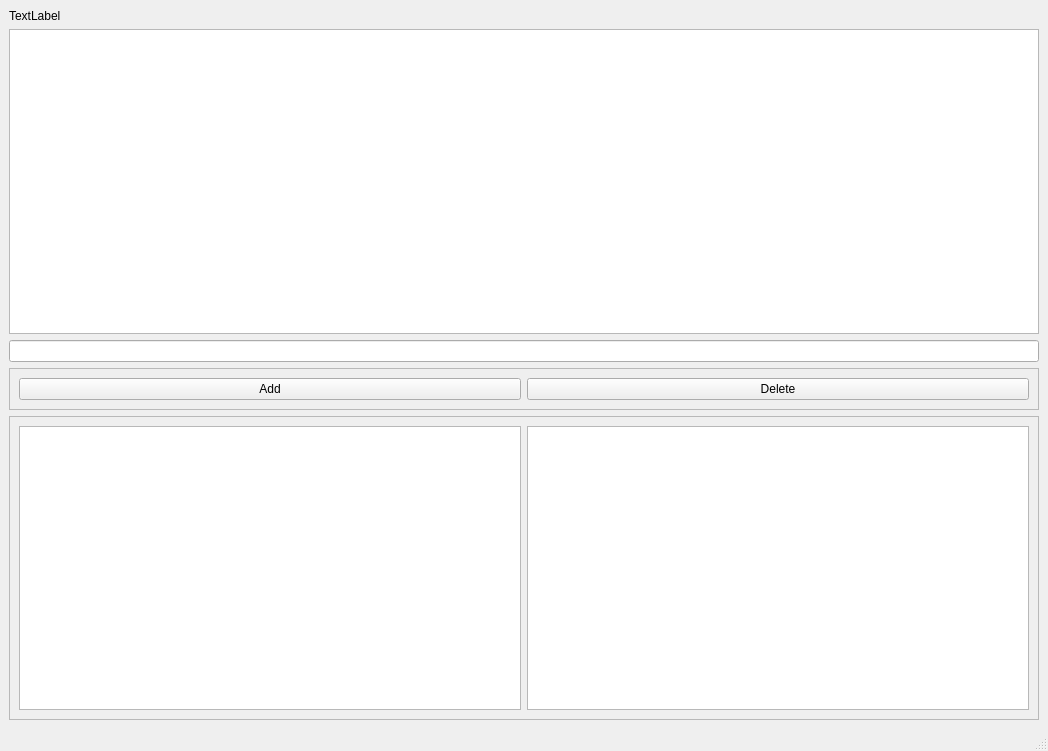
This is gui/Interface.ui in gyulii/InverterController as Qt 5 draws it before an edit. The edited form follows.
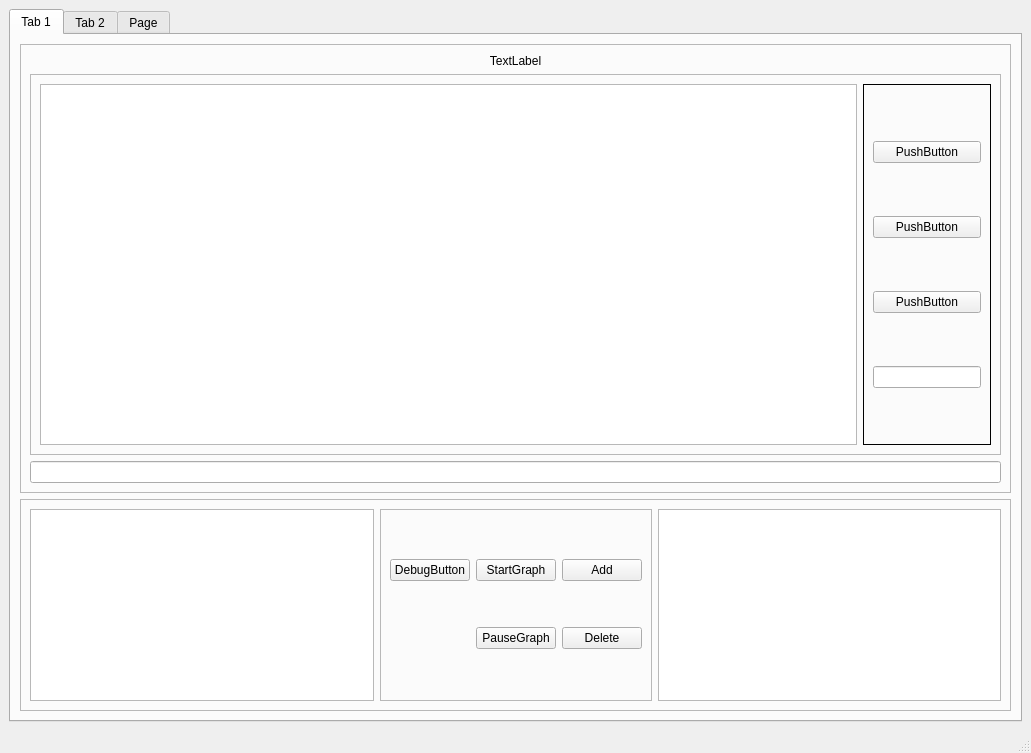
This is the edited form. Custom widgets are drawn as their Qt base class.

Commit message: Basic layout completed, signal wiring in progress.

Diff of the .ui file:
```diff
--- a/gui/Interface.ui
+++ b/gui/Interface.ui
@@ -6,28 +6,162 @@
    <rect>
     <x>0</x>
     <y>0</y>
-    <width>1048</width>
-    <height>751</height>
+    <width>1031</width>
+    <height>753</height>
    </rect>
   </property>
   <property name="windowTitle">
    <string>MainWindow</string>
   </property>
   <widget class="QWidget" name="centralwidget">
+   <layout class="QHBoxLayout" name="horizontalLayout_3">
+    <item>
+     <widget class="QTabWidget" name="tabWidget">
+      <property name="currentIndex">
+       <number>0</number>
+      </property>
+      <widget class="QWidget" name="tab">
+       <attribute name="title">
+        <string>Tab 1</string>
+       </attribute>
    <layout class="QVBoxLayout" name="verticalLayout">
     <item>
+         <widget class="QFrame" name="frame_3">
+          <property name="sizePolicy">
+           <sizepolicy hsizetype="Preferred" vsizetype="Preferred">
+            <horstretch>0</horstretch>
+            <verstretch>2</verstretch>
+           </sizepolicy>
+          </property>
+          <property name="frameShape">
+           <enum>QFrame::StyledPanel</enum>
+          </property>
+          <property name="frameShadow">
+           <enum>QFrame::Raised</enum>
+          </property>
+          <layout class="QVBoxLayout" name="verticalLayout_3">
+           <item>
      <widget class="QLabel" name="MyLabel">
       <property name="text">
        <string>TextLabel</string>
       </property>
+             <property name="alignment">
+              <set>Qt::AlignCenter</set>
+             </property>
      </widget>
     </item>
     <item>
-     <widget class="PlotWidget" name="MyGraph"/>
+            <widget class="QFrame" name="frame_4">
+             <property name="sizePolicy">
+              <sizepolicy hsizetype="Preferred" vsizetype="Preferred">
+               <horstretch>0</horstretch>
+               <verstretch>50</verstretch>
+              </sizepolicy>
+             </property>
+             <property name="frameShape">
+              <enum>QFrame::StyledPanel</enum>
+             </property>
+             <property name="frameShadow">
+              <enum>QFrame::Raised</enum>
+             </property>
+             <layout class="QHBoxLayout" name="horizontalLayout_2">
+              <item>
+               <widget class="PlotWidget" name="MyGraph">
+                <property name="sizePolicy">
+                 <sizepolicy hsizetype="Expanding" vsizetype="Expanding">
+                  <horstretch>10</horstretch>
+                  <verstretch>0</verstretch>
+                 </sizepolicy>
+                </property>
+                <property name="sizeIncrement">
+                 <size>
+                  <width>0</width>
+                  <height>0</height>
+                 </size>
+                </property>
+               </widget>
+              </item>
+              <item>
+               <widget class="QFrame" name="frame_5">
+                <property name="sizePolicy">
+                 <sizepolicy hsizetype="Minimum" vsizetype="Minimum">
+                  <horstretch>0</horstretch>
+                  <verstretch>0</verstretch>
+                 </sizepolicy>
+                </property>
+                <property name="minimumSize">
+                 <size>
+                  <width>75</width>
+                  <height>192</height>
+                 </size>
+                </property>
+                <property name="frameShape">
+                 <enum>QFrame::Panel</enum>
+                </property>
+                <property name="frameShadow">
+                 <enum>QFrame::Plain</enum>
+                </property>
+                <property name="lineWidth">
+                 <number>1</number>
+                </property>
+                <property name="midLineWidth">
+                 <number>2</number>
+                </property>
+                <layout class="QGridLayout" name="gridLayout_2">
+                 <item row="0" column="0">
+                  <widget class="QPushButton" name="pushButton_2">
+                   <property name="text">
+                    <string>PushButton</string>
+                   </property>
+                  </widget>
+                 </item>
+                 <item row="1" column="0">
+                  <widget class="QPushButton" name="pushButton_3">
+                   <property name="text">
+                    <string>PushButton</string>
+                   </property>
+                  </widget>
+                 </item>
+                 <item row="2" column="0">
+                  <widget class="QPushButton" name="pushButton">
+                   <property name="text">
+                    <string>PushButton</string>
+                   </property>
+                  </widget>
+                 </item>
+                 <item row="3" column="0">
+                  <widget class="QLineEdit" name="lineEdit"/>
+                 </item>
+                </layout>
+               </widget>
+              </item>
+             </layout>
+            </widget>
     </item>
     <item>
      <widget class="QLineEdit" name="MyEditLine"/>
     </item>
+          </layout>
+         </widget>
+        </item>
+        <item>
+         <widget class="QFrame" name="frame">
+          <property name="minimumSize">
+           <size>
+            <width>0</width>
+            <height>60</height>
+           </size>
+          </property>
+          <property name="frameShape">
+           <enum>QFrame::StyledPanel</enum>
+          </property>
+          <property name="frameShadow">
+           <enum>QFrame::Raised</enum>
+          </property>
+          <layout class="QHBoxLayout" name="horizontalLayout">
+           <item>
+            <widget class="QTableWidget" name="MyTable"/>
+           </item>
     <item>
      <widget class="QFrame" name="frame_2">
       <property name="frameShape">
@@ -36,38 +170,53 @@
       <property name="frameShadow">
        <enum>QFrame::Raised</enum>
       </property>
-      <layout class="QHBoxLayout" name="horizontalLayout_2">
-       <item>
+             <layout class="QGridLayout" name="gridLayout">
+              <item row="0" column="4">
+               <widget class="QPushButton" name="StartGraph">
+                <property name="text">
+                 <string>StartGraph</string>
+                </property>
+               </widget>
+              </item>
+              <item row="0" column="3">
+               <widget class="QPushButton" name="DebugButton">
+                <property name="text">
+                 <string>DebugButton</string>
+                </property>
+               </widget>
+              </item>
+              <item row="0" column="5">
         <widget class="QPushButton" name="MyPushButtonAdd">
          <property name="text">
           <string>Add</string>
          </property>
         </widget>
        </item>
-       <item>
+              <item row="1" column="5">
         <widget class="QPushButton" name="MyPushButtonDelete">
          <property name="text">
           <string>Delete</string>
          </property>
         </widget>
        </item>
-      </layout>
-     </widget>
-    </item>
-    <item>
-     <widget class="QFrame" name="frame">
-      <property name="frameShape">
-       <enum>QFrame::StyledPanel</enum>
-      </property>
-      <property name="frameShadow">
-       <enum>QFrame::Raised</enum>
-      </property>
-      <layout class="QHBoxLayout" name="horizontalLayout">
-       <item>
-        <widget class="QTableWidget" name="MyTable"/>
+              <item row="1" column="4">
+               <widget class="QPushButton" name="PauseGraph">
+                <property name="text">
+                 <string>PauseGraph</string>
+                </property>
+               </widget>
+              </item>
+             </layout>
+            </widget>
        </item>
        <item>
         <widget class="QListView" name="MyList">
+             <property name="sizePolicy">
+              <sizepolicy hsizetype="Expanding" vsizetype="Minimum">
+               <horstretch>0</horstretch>
+               <verstretch>0</verstretch>
+              </sizepolicy>
+             </property>
          <property name="mouseTracking">
           <bool>false</bool>
          </property>
@@ -87,6 +236,37 @@
     </item>
    </layout>
   </widget>
+      <widget class="QWidget" name="tab_2">
+       <attribute name="title">
+        <string>Tab 2</string>
+       </attribute>
+       <layout class="QVBoxLayout" name="verticalLayout_4">
+        <item>
+         <widget class="QFrame" name="frame_6">
+          <property name="frameShape">
+           <enum>QFrame::StyledPanel</enum>
+          </property>
+          <property name="frameShadow">
+           <enum>QFrame::Raised</enum>
+          </property>
+          <layout class="QVBoxLayout" name="verticalLayout_2">
+           <item>
+            <widget class="QTableView" name="tableBig"/>
+           </item>
+          </layout>
+         </widget>
+        </item>
+       </layout>
+      </widget>
+      <widget class="QWidget" name="tab_3">
+       <attribute name="title">
+        <string>Page</string>
+       </attribute>
+      </widget>
+     </widget>
+    </item>
+   </layout>
+  </widget>
   <widget class="QMenuBar" name="menubar">
    <property name="geometry">
     <rect>
```
Left out of the diff: 21 changed lines with no effect on the pictures. Lines whose indentation alone changed are shown as unchanged. The commit also changes 3 other files.
